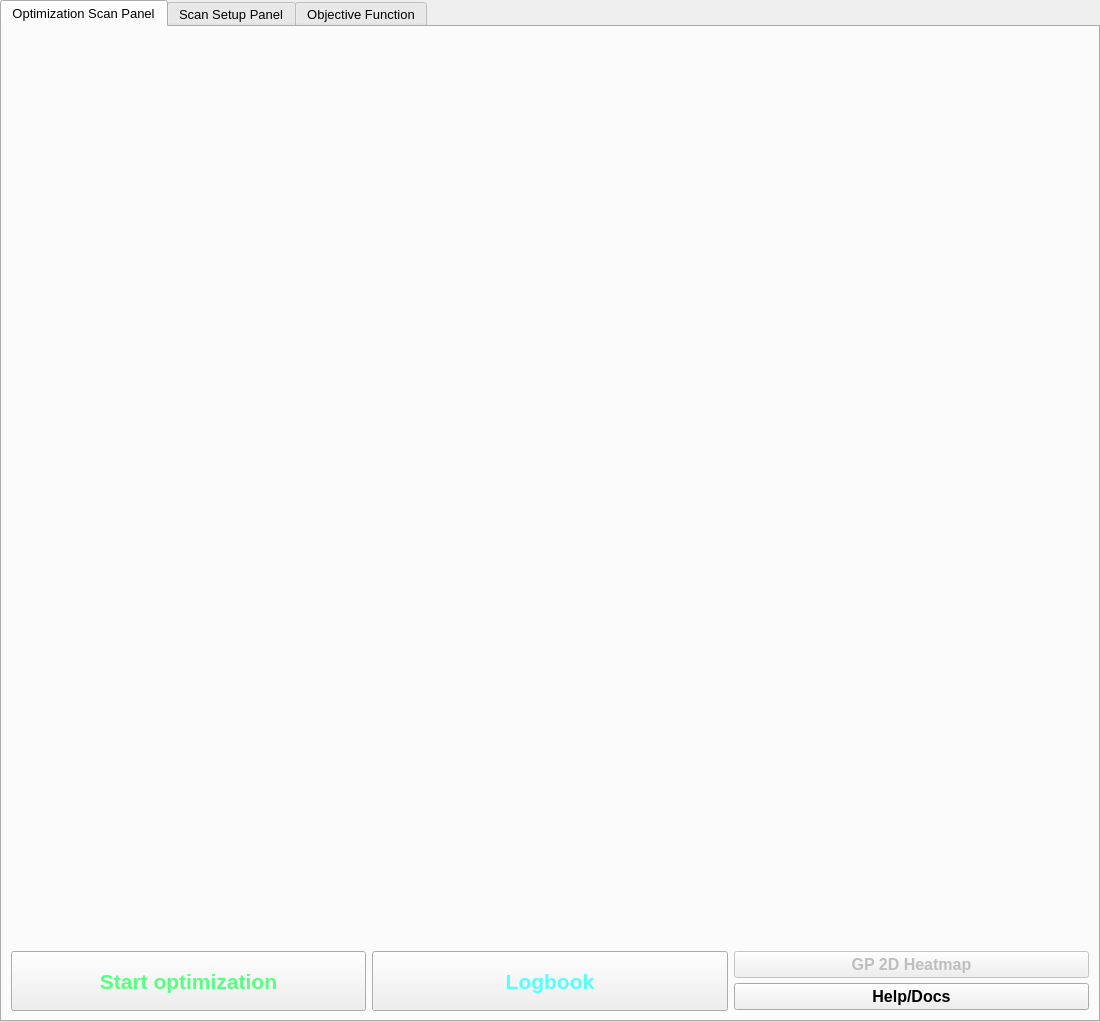
Above: UIOcelotInterface_gen.ui from ocelot-collab/optimizer before the change. Below: the same form after it.
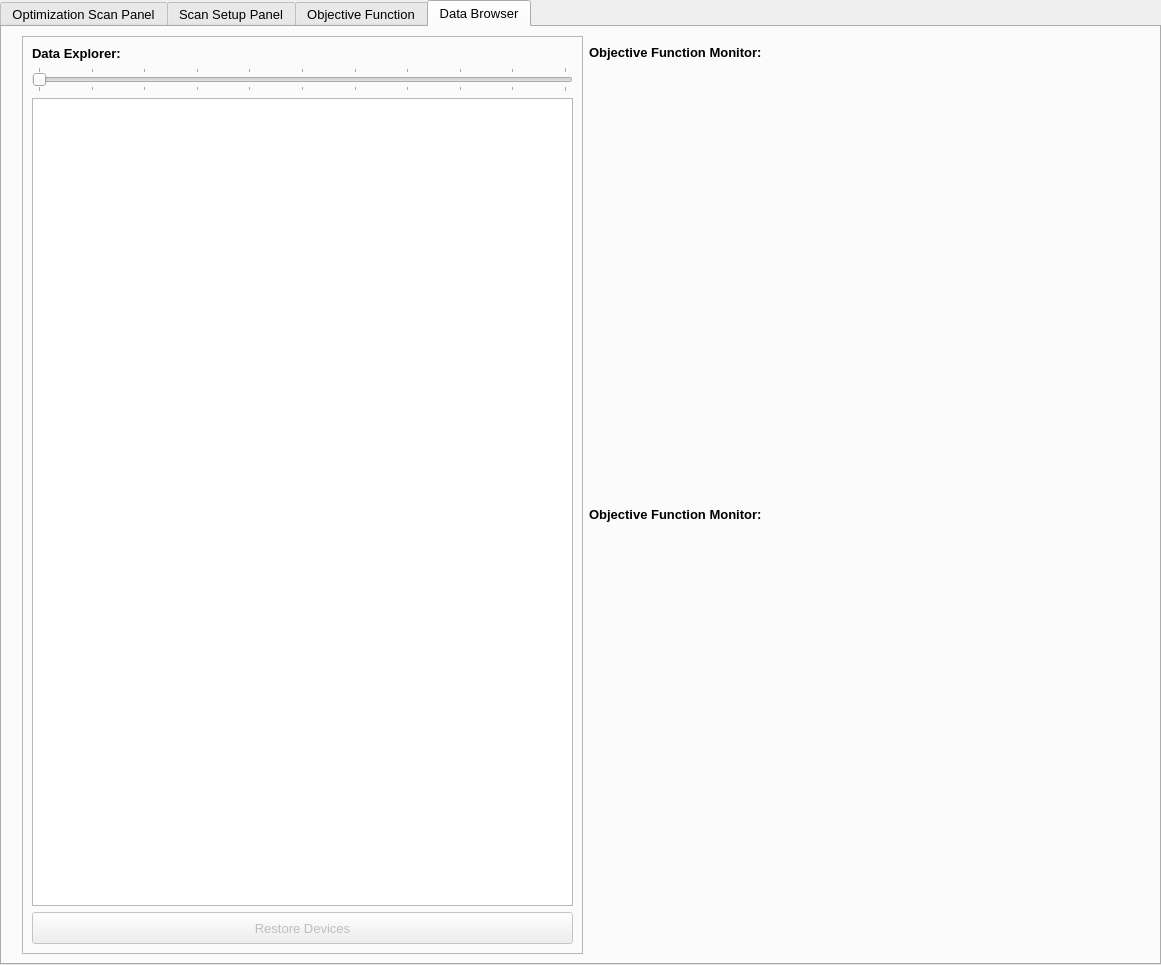
That is the form after the change. The open tabs and pages were chosen to show the change. Custom widgets are drawn as their Qt base class.

Commit message: Adding data browser tab and restore button.

What changed in the file:
```diff
--- a/UIOcelotInterface_gen.ui
+++ b/UIOcelotInterface_gen.ui
@@ -6,8 +6,8 @@
    <rect>
     <x>0</x>
     <y>0</y>
-    <width>1100</width>
-    <height>1022</height>
+    <width>1161</width>
+    <height>965</height>
    </rect>
   </property>
   <property name="minimumSize">
@@ -1585,6 +1585,177 @@
        </item>
       </layout>
      </widget>
+     <widget class="QWidget" name="tab4">
+      <attribute name="title">
+       <string>Data Browser</string>
+      </attribute>
+      <layout class="QHBoxLayout" name="horizontalLayout_3" stretch="1,1">
+       <property name="leftMargin">
+        <number>20</number>
+       </property>
+       <item>
+        <layout class="QVBoxLayout" name="data_layout">
+         <item>
+          <widget class="QFrame" name="frame_2">
+           <property name="minimumSize">
+            <size>
+             <width>0</width>
+             <height>0</height>
+            </size>
+           </property>
+           <property name="frameShape">
+            <enum>QFrame::StyledPanel</enum>
+           </property>
+           <property name="frameShadow">
+            <enum>QFrame::Raised</enum>
+           </property>
+           <property name="lineWidth">
+            <number>2</number>
+           </property>
+           <layout class="QVBoxLayout" name="verticalLayout">
+            <item>
+             <widget class="QLabel" name="label_5">
+              <property name="maximumSize">
+               <size>
+                <width>16777215</width>
+                <height>16777215</height>
+               </size>
+              </property>
+              <property name="font">
+               <font>
+                <weight>75</weight>
+                <bold>true</bold>
+               </font>
+              </property>
+              <property name="text">
+               <string>Data Explorer:</string>
+              </property>
+             </widget>
+            </item>
+            <item>
+             <widget class="QSlider" name="browser_data_slider">
+              <property name="maximumSize">
+               <size>
+                <width>16777215</width>
+                <height>16777215</height>
+               </size>
+              </property>
+              <property name="maximum">
+               <number>10</number>
+              </property>
+              <property name="pageStep">
+               <number>10</number>
+              </property>
+              <property name="orientation">
+               <enum>Qt::Horizontal</enum>
+              </property>
+              <property name="tickPosition">
+               <enum>QSlider::TicksBothSides</enum>
+              </property>
+              <property name="tickInterval">
+               <number>1</number>
+              </property>
+             </widget>
+            </item>
+            <item>
+             <widget class="QTableWidget" name="browser_data_table">
+              <property name="minimumSize">
+               <size>
+                <width>200</width>
+                <height>0</height>
+               </size>
+              </property>
+              <property name="maximumSize">
+               <size>
+                <width>16777215</width>
+                <height>16777215</height>
+               </size>
+              </property>
+             </widget>
+            </item>
+            <item>
+             <widget class="QPushButton" name="browser_restore_btn">
+              <property name="enabled">
+               <bool>false</bool>
+              </property>
+              <property name="minimumSize">
+               <size>
+                <width>0</width>
+                <height>32</height>
+               </size>
+              </property>
+              <property name="maximumSize">
+               <size>
+                <width>16777215</width>
+                <height>16777215</height>
+               </size>
+              </property>
+              <property name="text">
+               <string>Restore Devices</string>
+              </property>
+             </widget>
+            </item>
+           </layout>
+          </widget>
+         </item>
+        </layout>
+       </item>
+       <item>
+        <layout class="QVBoxLayout" name="plots_layout">
+         <item>
+          <widget class="QLabel" name="label">
+           <property name="minimumSize">
+            <size>
+             <width>0</width>
+             <height>0</height>
+            </size>
+           </property>
+           <property name="maximumSize">
+            <size>
+             <width>16777215</width>
+             <height>32</height>
+            </size>
+           </property>
+           <property name="font">
+            <font>
+             <weight>75</weight>
+             <bold>true</bold>
+            </font>
+           </property>
+           <property name="text">
+            <string>Objective Function Monitor:</string>
+           </property>
+          </widget>
+         </item>
+         <item>
+          <widget class="QWidget" name="browser_obj_plot_panel" native="true"/>
+         </item>
+         <item>
+          <widget class="QLabel" name="label_4">
+           <property name="maximumSize">
+            <size>
+             <width>16777215</width>
+             <height>32</height>
+            </size>
+           </property>
+           <property name="font">
+            <font>
+             <weight>75</weight>
+             <bold>true</bold>
+            </font>
+           </property>
+           <property name="text">
+            <string>Objective Function Monitor:</string>
+           </property>
+          </widget>
+         </item>
+         <item>
+          <widget class="QWidget" name="browser_dev_plot_panel" native="true"/>
+         </item>
+        </layout>
+       </item>
+      </layout>
+     </widget>
     </widget>
    </item>
   </layout>
```
The commit also changes 4 other files.
